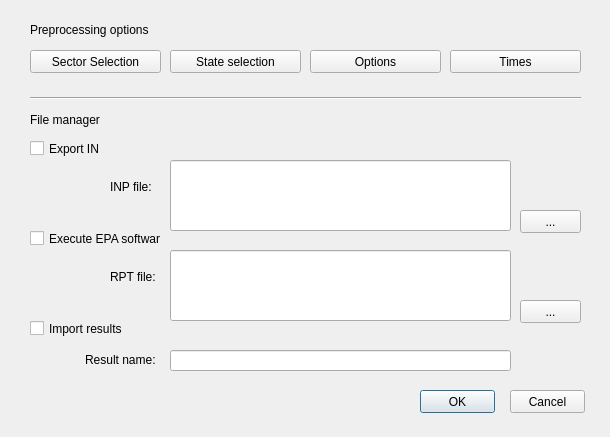
The window that ui/file_manager.ui (Giswater/giswater_qgis_plugin) describes before a commit, drawn with Qt 5.
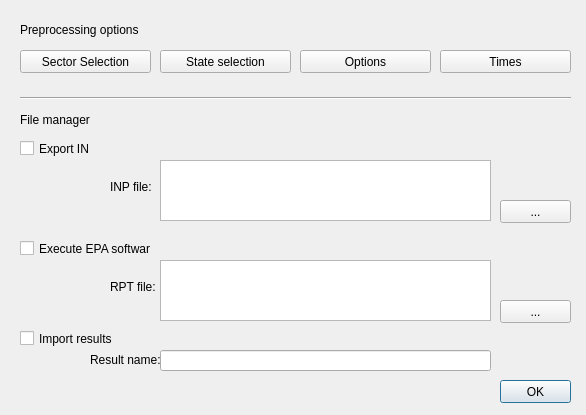
The same window after the commit.

Commit message: #130 Enhance UI form

```diff
--- a/ui/file_manager.ui
+++ b/ui/file_manager.ui
@@ -6,8 +6,8 @@
    <rect>
     <x>0</x>
     <y>0</y>
-    <width>610</width>
-    <height>437</height>
+    <width>586</width>
+    <height>415</height>
    </rect>
   </property>
   <property name="windowTitle">
@@ -16,9 +16,9 @@
   <widget class="QPushButton" name="btn_accept">
    <property name="geometry">
     <rect>
-     <x>420</x>
-     <y>390</y>
-     <width>75</width>
+     <x>500</x>
+     <y>380</y>
+     <width>71</width>
      <height>23</height>
     </rect>
    </property>
@@ -26,36 +26,10 @@
     <string>OK</string>
    </property>
   </widget>
-  <widget class="QPushButton" name="btn_cancel">
-   <property name="geometry">
-    <rect>
-     <x>510</x>
-     <y>390</y>
-     <width>75</width>
-     <height>23</height>
-    </rect>
-   </property>
-   <property name="text">
-    <string>Cancel</string>
-   </property>
-  </widget>
-  <widget class="QLineEdit" name="txt_file_inp">
-   <property name="geometry">
-    <rect>
-     <x>170</x>
-     <y>160</y>
-     <width>341</width>
-     <height>71</height>
-    </rect>
-   </property>
-   <property name="text">
-    <string/>
-   </property>
-  </widget>
   <widget class="QPushButton" name="btn_sector_selection">
    <property name="geometry">
     <rect>
-     <x>30</x>
+     <x>20</x>
      <y>50</y>
      <width>131</width>
      <height>23</height>
@@ -68,7 +42,7 @@
   <widget class="QPushButton" name="btn_times">
    <property name="geometry">
     <rect>
-     <x>450</x>
+     <x>440</x>
      <y>50</y>
      <width>131</width>
      <height>23</height>
@@ -81,7 +55,7 @@
   <widget class="QPushButton" name="btn_options">
    <property name="geometry">
     <rect>
-     <x>310</x>
+     <x>300</x>
      <y>50</y>
      <width>131</width>
      <height>23</height>
@@ -94,7 +68,7 @@
   <widget class="QPushButton" name="btn_state_selection">
    <property name="geometry">
     <rect>
-     <x>170</x>
+     <x>160</x>
      <y>50</y>
      <width>131</width>
      <height>23</height>
@@ -107,9 +81,9 @@
   <widget class="QPushButton" name="btn_file_inp">
    <property name="geometry">
     <rect>
-     <x>520</x>
-     <y>210</y>
-     <width>61</width>
+     <x>500</x>
+     <y>200</y>
+     <width>71</width>
      <height>23</height>
     </rect>
    </property>
@@ -120,7 +94,7 @@
   <widget class="QCheckBox" name="chk_export">
    <property name="geometry">
     <rect>
-     <x>30</x>
+     <x>20</x>
      <y>140</y>
      <width>70</width>
      <height>17</height>
@@ -146,8 +120,8 @@
   <widget class="QCheckBox" name="chk_exec">
    <property name="geometry">
     <rect>
-     <x>30</x>
-     <y>230</y>
+     <x>20</x>
+     <y>240</y>
      <width>131</width>
      <height>17</height>
     </rect>
@@ -156,25 +130,12 @@
     <string>Execute EPA software</string>
    </property>
   </widget>
-  <widget class="QLineEdit" name="txt_file_rpt">
-   <property name="geometry">
-    <rect>
-     <x>170</x>
-     <y>250</y>
-     <width>341</width>
-     <height>71</height>
-    </rect>
-   </property>
-   <property name="text">
-    <string/>
-   </property>
-  </widget>
   <widget class="QPushButton" name="btn_file_rpt">
    <property name="geometry">
     <rect>
-     <x>520</x>
+     <x>500</x>
      <y>300</y>
-     <width>61</width>
+     <width>71</width>
      <height>23</height>
     </rect>
    </property>
@@ -186,7 +147,7 @@
    <property name="geometry">
     <rect>
      <x>110</x>
-     <y>270</y>
+     <y>280</y>
      <width>46</width>
      <height>13</height>
     </rect>
@@ -198,8 +159,8 @@
   <widget class="QCheckBox" name="chk_import">
    <property name="geometry">
     <rect>
-     <x>30</x>
-     <y>320</y>
+     <x>20</x>
+     <y>330</y>
      <width>101</width>
      <height>17</height>
     </rect>
@@ -211,9 +172,9 @@
   <widget class="QLineEdit" name="txt_result_name">
    <property name="geometry">
     <rect>
-     <x>170</x>
+     <x>160</x>
      <y>350</y>
-     <width>341</width>
+     <width>331</width>
      <height>21</height>
     </rect>
    </property>
@@ -224,7 +185,7 @@
   <widget class="QLabel" name="label_3">
    <property name="geometry">
     <rect>
-     <x>85</x>
+     <x>90</x>
      <y>350</y>
      <width>71</width>
      <height>20</height>
@@ -237,7 +198,7 @@
   <widget class="QLabel" name="label_4">
    <property name="geometry">
     <rect>
-     <x>30</x>
+     <x>20</x>
      <y>20</y>
      <width>151</width>
      <height>20</height>
@@ -250,7 +211,7 @@
   <widget class="QLabel" name="label_5">
    <property name="geometry">
     <rect>
-     <x>30</x>
+     <x>20</x>
      <y>110</y>
      <width>151</width>
      <height>20</height>
@@ -263,7 +224,7 @@
   <widget class="Line" name="line">
    <property name="geometry">
     <rect>
-     <x>30</x>
+     <x>20</x>
      <y>90</y>
      <width>551</width>
      <height>16</height>
@@ -273,6 +234,26 @@
     <enum>Qt::Horizontal</enum>
    </property>
   </widget>
+  <widget class="QTextEdit" name="txt_file_inp">
+   <property name="geometry">
+    <rect>
+     <x>160</x>
+     <y>160</y>
+     <width>331</width>
+     <height>61</height>
+    </rect>
+   </property>
+  </widget>
+  <widget class="QTextEdit" name="txt_file_rpt">
+   <property name="geometry">
+    <rect>
+     <x>160</x>
+     <y>260</y>
+     <width>331</width>
+     <height>61</height>
+    </rect>
+   </property>
+  </widget>
  </widget>
  <resources/>
  <connections/>
```
